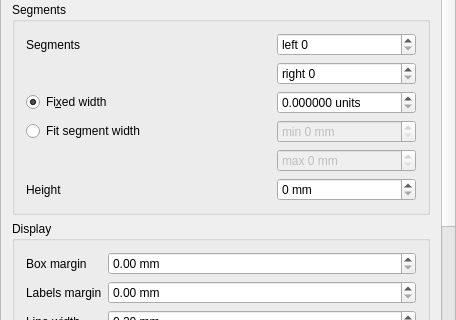
qgis/QGIS, file src/ui/composer/qgscomposerscalebarwidgetbase.ui: the form before one commit; both pictures show x 0 to 456 and y 259 to 579 of the 456 by 662 pixel window.
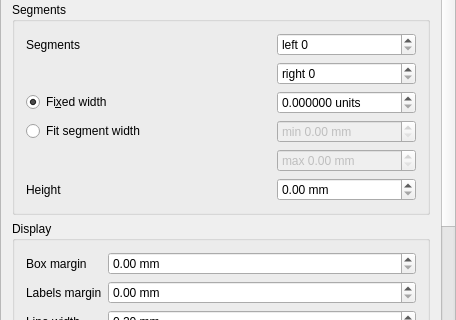
The form after the commit. Custom widgets are drawn as their Qt base class.

Commit message:
[composer] Allow finer setting of scalebar height and widths
While the settings are stored as double, they were being
rounded off in the UI to the nearest mm

(cherry-picked from 7ca0b3d)

Diff of the .ui file:
```diff
--- a/src/ui/composer/qgscomposerscalebarwidgetbase.ui
+++ b/src/ui/composer/qgscomposerscalebarwidgetbase.ui
@@ -262,7 +262,7 @@
            </widget>
           </item>
           <item row="4" column="2">
-           <widget class="QgsSpinBox" name="mMaxWidthSpinBox">
+           <widget class="QgsDoubleSpinBox" name="mMaxWidthSpinBox">
             <property name="enabled">
              <bool>false</bool>
             </property>
@@ -288,7 +288,7 @@
            </widget>
           </item>
           <item row="3" column="2">
-           <widget class="QgsSpinBox" name="mMinWidthSpinBox">
+           <widget class="QgsDoubleSpinBox" name="mMinWidthSpinBox">
             <property name="enabled">
              <bool>false</bool>
             </property>
@@ -304,7 +304,7 @@
            </widget>
           </item>
           <item row="5" column="2">
-           <widget class="QgsSpinBox" name="mHeightSpinBox">
+           <widget class="QgsDoubleSpinBox" name="mHeightSpinBox">
             <property name="suffix">
              <string> mm</string>
             </property>
```
The commit also changes 3 other files.
